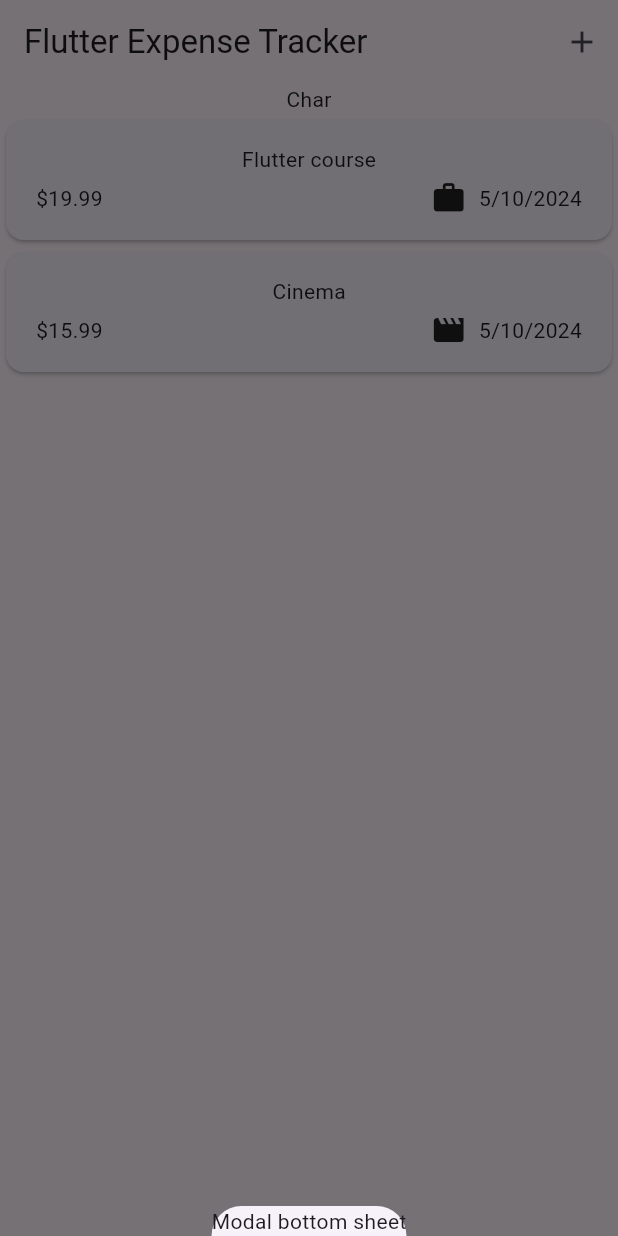
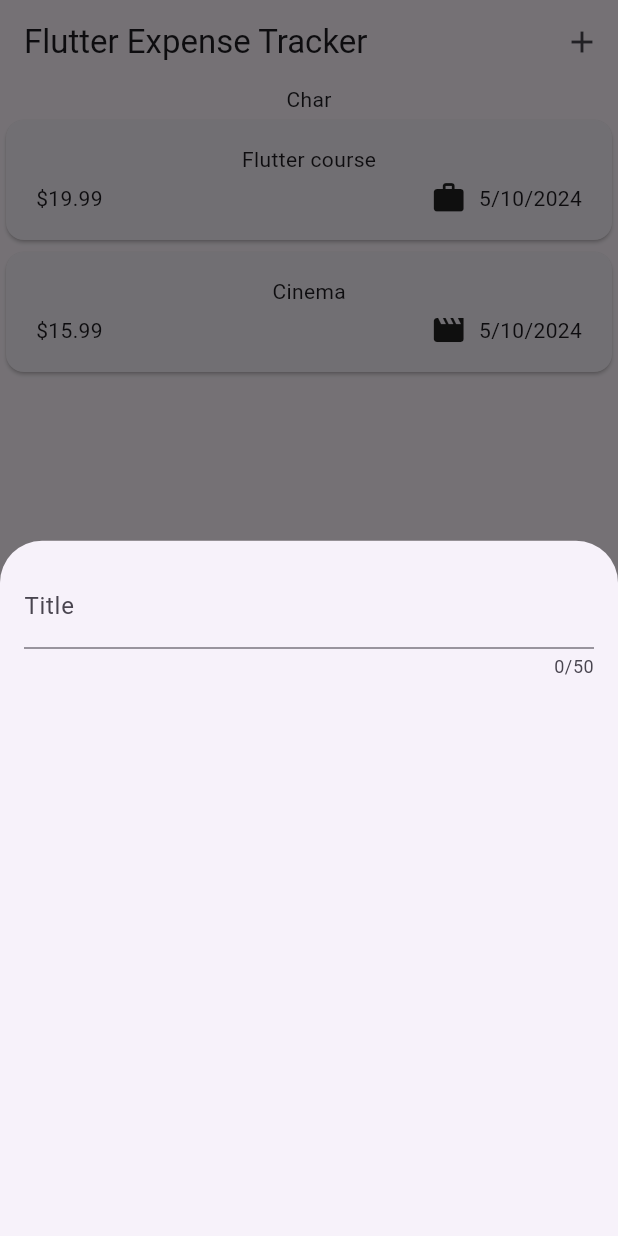
Before and after one commit to Kakmusayan/expense_tracker_2024, a Flutter app: the screen it shows after launch, after a tap on the "add" icon, on a phone screen of 412 x 824 dp. Run offline on Flutter 3.47's test engine with Material 3 defaults, Android fonts, the light colour scheme and no system bars.

Commit message:
handling user input

```diff
--- a/lib/widgets/expenses.dart
+++ b/lib/widgets/expenses.dart
@@ -1,4 +1,5 @@
 import 'package:expense_tracker_2024/widgets/expenses_list/expenses_list.dart';
+import 'package:expense_tracker_2024/widgets/new_expense.dart';
 import 'package:flutter/material.dart';
 import 'package:flutter/widgets.dart';
 
@@ -32,7 +33,7 @@ class _ExpensesState extends State<Expenses> {
   void _openAddExpenseOverlay() {
     showModalBottomSheet(
       context: context,
-      builder: (ctx) => const Text("Modal bottom sheet"),
+      builder: (ctx) => const NewExpense(),
     );
   }
 
--- /dev/null
+++ b/lib/widgets/new_expense.dart
@@ -0,0 +1,28 @@
+import 'package:flutter/material.dart';
+import 'package:flutter/widgets.dart';
+
+class NewExpense extends StatefulWidget {
+  const NewExpense({super.key});
+
+  @override
+  State<NewExpense> createState() {
+    return _NewExpenseState();
+  }
+}
+
+class _NewExpenseState extends State<NewExpense> {
+  @override
+  Widget build(BuildContext context) {
+    return Padding(
+      padding: const EdgeInsets.all(16),
+      child: Column(
+        children: const [
+          TextField(
+            maxLength: 50,
+            decoration: InputDecoration(label: Text('Title')),
+          ),
+        ],
+      ),
+    );
+  }
+}
```
